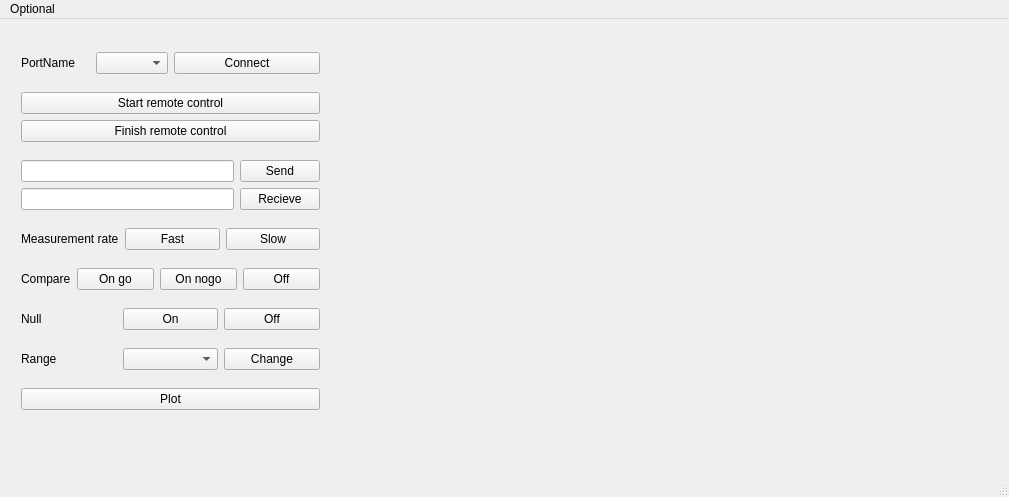
Above: mainwindow.ui from mefisto545/Ohmmeter before the change. Below: the same form after it.
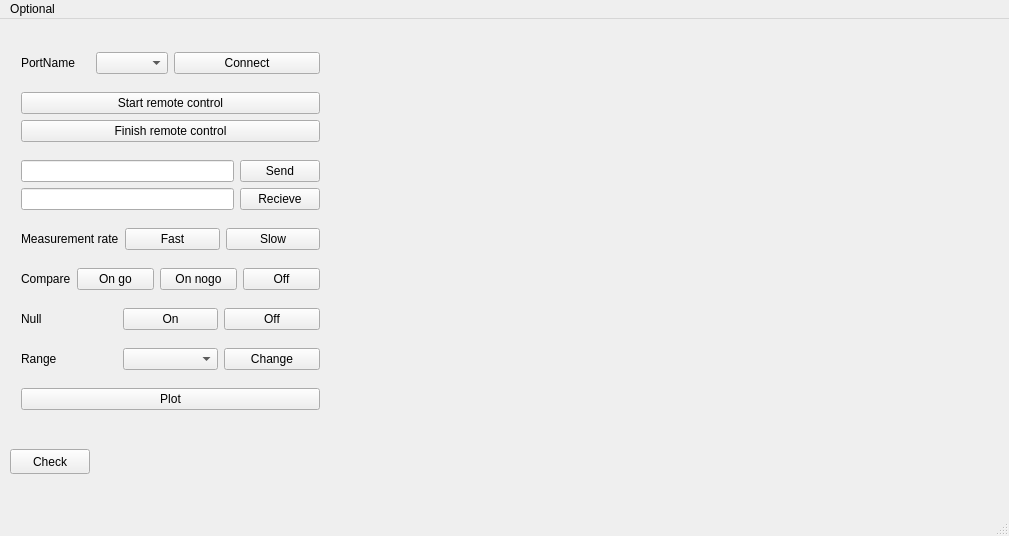
That is the form after the change. Custom widgets are drawn as their Qt base class.

What changed in the file:
```diff
--- a/mainwindow.ui
+++ b/mainwindow.ui
@@ -7,7 +7,7 @@
     <x>0</x>
     <y>0</y>
     <width>1009</width>
-    <height>497</height>
+    <height>536</height>
    </rect>
   </property>
   <property name="windowTitle">
@@ -24,6 +24,19 @@
      </rect>
     </property>
    </widget>
+   <widget class="QPushButton" name="pushButtonCheck">
+    <property name="geometry">
+     <rect>
+      <x>10</x>
+      <y>430</y>
+      <width>80</width>
+      <height>25</height>
+     </rect>
+    </property>
+    <property name="text">
+     <string>Check</string>
+    </property>
+   </widget>
    <widget class="QWidget" name="">
     <property name="geometry">
      <rect>
```
Left out of the diff: 15 changed lines with no effect on the pictures.
